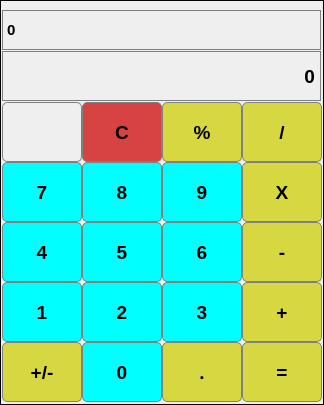
Qt form Calculator_QT/calc.ui (khageshmahajan94/QT_Calculator) before a commit.
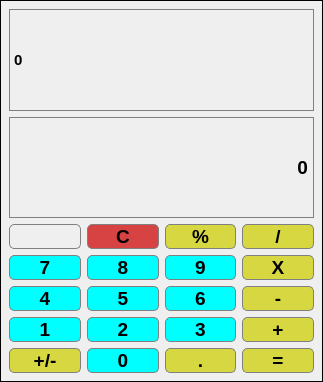
The same form after that commit.

Commit message: Make the Calculator UI responsive

The edit to the form file:
```diff
--- a/Calculator_QT/calc.ui
+++ b/Calculator_QT/calc.ui
@@ -6,8 +6,8 @@
    <rect>
     <x>0</x>
     <y>0</y>
-    <width>324</width>
-    <height>405</height>
+    <width>323</width>
+    <height>382</height>
    </rect>
   </property>
   <property name="windowTitle">
@@ -17,15 +17,9 @@
    <string notr="true">border : 1px solid black;</string>
   </property>
   <widget class="QWidget" name="centralwidget">
+   <layout class="QVBoxLayout" name="verticalLayout">
+    <item>
    <widget class="QLabel" name="label_1">
-    <property name="geometry">
-     <rect>
-      <x>2</x>
-      <y>10</y>
-      <width>319</width>
-      <height>40</height>
-     </rect>
-    </property>
     <property name="font">
      <font>
       <pointsize>11</pointsize>
@@ -39,15 +33,33 @@
      <string>0</string>
     </property>
    </widget>
+    </item>
+    <item>
+     <widget class="QLabel" name="label_2">
+      <property name="font">
+       <font>
+        <pointsize>14</pointsize>
+        <bold>true</bold>
+       </font>
+      </property>
+      <property name="layoutDirection">
+       <enum>Qt::LeftToRight</enum>
+      </property>
+      <property name="styleSheet">
+       <string notr="true">border : 1px solid gray;</string>
+      </property>
+      <property name="text">
+       <string>0</string>
+      </property>
+      <property name="alignment">
+       <set>Qt::AlignRight|Qt::AlignTrailing|Qt::AlignVCenter</set>
+      </property>
+     </widget>
+    </item>
+    <item>
+     <layout class="QHBoxLayout" name="horizontalLayout">
+      <item>
    <widget class="QPushButton" name="pushButton">
-    <property name="geometry">
-     <rect>
-      <x>2</x>
-      <y>102</y>
-      <width>80</width>
-      <height>60</height>
-     </rect>
-    </property>
     <property name="font">
      <font>
       <pointsize>14</pointsize>
@@ -62,15 +74,9 @@
      <string/>
     </property>
    </widget>
+      </item>
+      <item>
    <widget class="QPushButton" name="pushButton_clear">
-    <property name="geometry">
-     <rect>
-      <x>82</x>
-      <y>102</y>
-      <width>80</width>
-      <height>60</height>
-     </rect>
-    </property>
     <property name="font">
      <font>
       <pointsize>14</pointsize>
@@ -86,15 +92,9 @@
      <string>C</string>
     </property>
    </widget>
+      </item>
+      <item>
    <widget class="QPushButton" name="pushButton_percent">
-    <property name="geometry">
-     <rect>
-      <x>162</x>
-      <y>102</y>
-      <width>80</width>
-      <height>60</height>
-     </rect>
-    </property>
     <property name="font">
      <font>
       <pointsize>14</pointsize>
@@ -110,15 +110,9 @@
      <string>%</string>
     </property>
    </widget>
+      </item>
+      <item>
    <widget class="QPushButton" name="pushButton_division">
-    <property name="geometry">
-     <rect>
-      <x>242</x>
-      <y>102</y>
-      <width>80</width>
-      <height>60</height>
-     </rect>
-    </property>
     <property name="font">
      <font>
       <pointsize>14</pointsize>
@@ -134,63 +128,13 @@
      <string>/</string>
     </property>
    </widget>
-   <widget class="QPushButton" name="pushButton_multiply">
-    <property name="geometry">
-     <rect>
-      <x>242</x>
-      <y>162</y>
-      <width>80</width>
-      <height>60</height>
-     </rect>
-    </property>
-    <property name="font">
-     <font>
-      <pointsize>14</pointsize>
-      <bold>true</bold>
-     </font>
-    </property>
-    <property name="styleSheet">
-     <string notr="true">border : 1px solid gray;
-border-radius : 5px;
-background-color : #d7d742;</string>
-    </property>
-    <property name="text">
-     <string>X</string>
-    </property>
-   </widget>
-   <widget class="QPushButton" name="pushButton_9">
-    <property name="geometry">
-     <rect>
-      <x>162</x>
-      <y>162</y>
-      <width>80</width>
-      <height>60</height>
-     </rect>
-    </property>
-    <property name="font">
-     <font>
-      <pointsize>14</pointsize>
-      <bold>true</bold>
-     </font>
-    </property>
-    <property name="styleSheet">
-     <string notr="true">border : 1px solid gray;
-border-radius : 5px;
-background-color : #00ffff;</string>
-    </property>
-    <property name="text">
-     <string>9</string>
-    </property>
-   </widget>
+      </item>
+     </layout>
+    </item>
+    <item>
+     <layout class="QHBoxLayout" name="horizontalLayout_2">
+      <item>
    <widget class="QPushButton" name="pushButton_7">
-    <property name="geometry">
-     <rect>
-      <x>2</x>
-      <y>162</y>
-      <width>80</width>
-      <height>60</height>
-     </rect>
-    </property>
     <property name="font">
      <font>
       <pointsize>14</pointsize>
@@ -206,15 +150,9 @@
      <string>7</string>
     </property>
    </widget>
+      </item>
+      <item>
    <widget class="QPushButton" name="pushButton_8">
-    <property name="geometry">
-     <rect>
-      <x>82</x>
-      <y>162</y>
-      <width>80</width>
-      <height>60</height>
-     </rect>
-    </property>
     <property name="font">
      <font>
       <pointsize>14</pointsize>
@@ -230,39 +168,9 @@
      <string>8</string>
     </property>
    </widget>
-   <widget class="QPushButton" name="pushButton_subtract">
-    <property name="geometry">
-     <rect>
-      <x>242</x>
-      <y>222</y>
-      <width>80</width>
-      <height>60</height>
-     </rect>
-    </property>
-    <property name="font">
-     <font>
-      <pointsize>14</pointsize>
-      <bold>true</bold>
-     </font>
-    </property>
-    <property name="styleSheet">
-     <string notr="true">border : 1px solid gray;
-border-radius : 5px;
-background-color : #d7d742;</string>
-    </property>
-    <property name="text">
-     <string>-</string>
-    </property>
-   </widget>
-   <widget class="QPushButton" name="pushButton_6">
-    <property name="geometry">
-     <rect>
-      <x>162</x>
-      <y>222</y>
-      <width>80</width>
-      <height>60</height>
-     </rect>
-    </property>
+      </item>
+      <item>
+       <widget class="QPushButton" name="pushButton_9">
     <property name="font">
      <font>
       <pointsize>14</pointsize>
@@ -275,18 +183,34 @@
 background-color : #00ffff;</string>
     </property>
     <property name="text">
-     <string>6</string>
-    </property>
-   </widget>
+         <string>9</string>
+        </property>
+       </widget>
+      </item>
+      <item>
+       <widget class="QPushButton" name="pushButton_multiply">
+        <property name="font">
+         <font>
+          <pointsize>14</pointsize>
+          <bold>true</bold>
+         </font>
+        </property>
+        <property name="styleSheet">
+         <string notr="true">border : 1px solid gray;
+border-radius : 5px;
+background-color : #d7d742;</string>
+        </property>
+        <property name="text">
+         <string>X</string>
+        </property>
+       </widget>
+      </item>
+     </layout>
+    </item>
+    <item>
+     <layout class="QHBoxLayout" name="horizontalLayout_3">
+      <item>
    <widget class="QPushButton" name="pushButton_4">
-    <property name="geometry">
-     <rect>
-      <x>2</x>
-      <y>222</y>
-      <width>80</width>
-      <height>60</height>
-     </rect>
-    </property>
     <property name="font">
      <font>
       <pointsize>14</pointsize>
@@ -302,15 +226,9 @@
      <string>4</string>
     </property>
    </widget>
+      </item>
+      <item>
    <widget class="QPushButton" name="pushButton_5">
-    <property name="geometry">
-     <rect>
-      <x>82</x>
-      <y>222</y>
-      <width>80</width>
-      <height>60</height>
-     </rect>
-    </property>
     <property name="font">
      <font>
       <pointsize>14</pointsize>
@@ -326,39 +244,9 @@
      <string>5</string>
     </property>
    </widget>
-   <widget class="QPushButton" name="pushButton_addition">
-    <property name="geometry">
-     <rect>
-      <x>242</x>
-      <y>282</y>
-      <width>80</width>
-      <height>60</height>
-     </rect>
-    </property>
-    <property name="font">
-     <font>
-      <pointsize>14</pointsize>
-      <bold>true</bold>
-     </font>
-    </property>
-    <property name="styleSheet">
-     <string notr="true">border : 1px solid gray;
-border-radius : 5px;
-background-color : #d7d742;</string>
-    </property>
-    <property name="text">
-     <string>+</string>
-    </property>
-   </widget>
-   <widget class="QPushButton" name="pushButton_3">
-    <property name="geometry">
-     <rect>
-      <x>162</x>
-      <y>282</y>
-      <width>80</width>
-      <height>60</height>
-     </rect>
-    </property>
+      </item>
+      <item>
+       <widget class="QPushButton" name="pushButton_6">
     <property name="font">
      <font>
       <pointsize>14</pointsize>
@@ -371,18 +259,34 @@
 background-color : #00ffff;</string>
     </property>
     <property name="text">
-     <string>3</string>
-    </property>
-   </widget>
+         <string>6</string>
+        </property>
+       </widget>
+      </item>
+      <item>
+       <widget class="QPushButton" name="pushButton_subtract">
+        <property name="font">
+         <font>
+          <pointsize>14</pointsize>
+          <bold>true</bold>
+         </font>
+        </property>
+        <property name="styleSheet">
+         <string notr="true">border : 1px solid gray;
+border-radius : 5px;
+background-color : #d7d742;</string>
+        </property>
+        <property name="text">
+         <string>-</string>
+        </property>
+       </widget>
+      </item>
+     </layout>
+    </item>
+    <item>
+     <layout class="QHBoxLayout" name="horizontalLayout_4">
+      <item>
    <widget class="QPushButton" name="pushButton_1">
-    <property name="geometry">
-     <rect>
-      <x>2</x>
-      <y>282</y>
-      <width>80</width>
-      <height>60</height>
-     </rect>
-    </property>
     <property name="font">
      <font>
       <pointsize>14</pointsize>
@@ -398,15 +302,9 @@
      <string>1</string>
     </property>
    </widget>
+      </item>
+      <item>
    <widget class="QPushButton" name="pushButton_2">
-    <property name="geometry">
-     <rect>
-      <x>82</x>
-      <y>282</y>
-      <width>80</width>
-      <height>60</height>
-     </rect>
-    </property>
     <property name="font">
      <font>
       <pointsize>14</pointsize>
@@ -422,15 +320,9 @@
      <string>2</string>
     </property>
    </widget>
-   <widget class="QPushButton" name="pushButton_equalTo">
-    <property name="geometry">
-     <rect>
-      <x>242</x>
-      <y>342</y>
-      <width>80</width>
-      <height>60</height>
-     </rect>
-    </property>
+      </item>
+      <item>
+       <widget class="QPushButton" name="pushButton_3">
     <property name="font">
      <font>
       <pointsize>14</pointsize>
@@ -440,21 +332,15 @@
     <property name="styleSheet">
      <string notr="true">border : 1px solid gray;
 border-radius : 5px;
-background-color : #d7d742;</string>
+background-color : #00ffff;</string>
     </property>
     <property name="text">
-     <string>=</string>
-    </property>
-   </widget>
-   <widget class="QPushButton" name="pushButton_decimal">
-    <property name="geometry">
-     <rect>
-      <x>162</x>
-      <y>342</y>
-      <width>80</width>
-      <height>60</height>
-     </rect>
-    </property>
+         <string>3</string>
+        </property>
+       </widget>
+      </item>
+      <item>
+       <widget class="QPushButton" name="pushButton_addition">
     <property name="font">
      <font>
       <pointsize>14</pointsize>
@@ -467,18 +353,16 @@
 background-color : #d7d742;</string>
     </property>
     <property name="text">
-     <string>.</string>
-    </property>
-   </widget>
+         <string>+</string>
+        </property>
+       </widget>
+      </item>
+     </layout>
+    </item>
+    <item>
+     <layout class="QHBoxLayout" name="horizontalLayout_5">
+      <item>
    <widget class="QPushButton" name="pushButton_plusMinus">
-    <property name="geometry">
-     <rect>
-      <x>2</x>
-      <y>342</y>
-      <width>80</width>
-      <height>60</height>
-     </rect>
-    </property>
     <property name="font">
      <font>
       <pointsize>14</pointsize>
@@ -494,15 +378,9 @@
      <string>+/-</string>
     </property>
    </widget>
+      </item>
+      <item>
    <widget class="QPushButton" name="pushButton_0">
-    <property name="geometry">
-     <rect>
-      <x>82</x>
-      <y>342</y>
-      <width>80</width>
-      <height>60</height>
-     </rect>
-    </property>
     <property name="font">
      <font>
       <pointsize>14</pointsize>
@@ -518,34 +396,46 @@
      <string>0</string>
     </property>
    </widget>
-   <widget class="QLabel" name="label_2">
-    <property name="geometry">
-     <rect>
-      <x>2</x>
-      <y>51</y>
-      <width>319</width>
-      <height>50</height>
-     </rect>
-    </property>
+      </item>
+      <item>
+       <widget class="QPushButton" name="pushButton_decimal">
     <property name="font">
      <font>
       <pointsize>14</pointsize>
       <bold>true</bold>
      </font>
     </property>
-    <property name="layoutDirection">
-     <enum>Qt::LeftToRight</enum>
-    </property>
     <property name="styleSheet">
-     <string notr="true">border : 1px solid gray;</string>
+         <string notr="true">border : 1px solid gray;
+border-radius : 5px;
+background-color : #d7d742;</string>
     </property>
     <property name="text">
-     <string>0</string>
-    </property>
-    <property name="alignment">
-     <set>Qt::AlignRight|Qt::AlignTrailing|Qt::AlignVCenter</set>
-    </property>
-   </widget>
+         <string>.</string>
+        </property>
+       </widget>
+      </item>
+      <item>
+       <widget class="QPushButton" name="pushButton_equalTo">
+        <property name="font">
+         <font>
+          <pointsize>14</pointsize>
+          <bold>true</bold>
+         </font>
+        </property>
+        <property name="styleSheet">
+         <string notr="true">border : 1px solid gray;
+border-radius : 5px;
+background-color : #d7d742;</string>
+        </property>
+        <property name="text">
+         <string>=</string>
+        </property>
+       </widget>
+      </item>
+     </layout>
+    </item>
+   </layout>
   </widget>
  </widget>
  <resources/>
```
Lines whose indentation alone changed are shown as unchanged.
